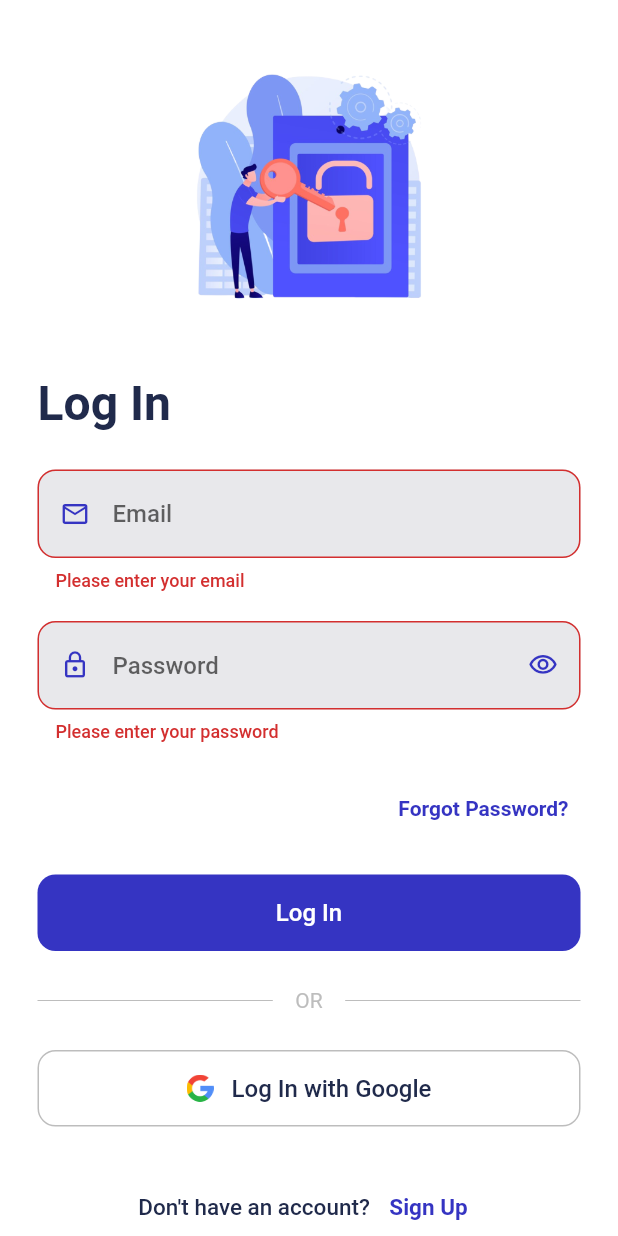
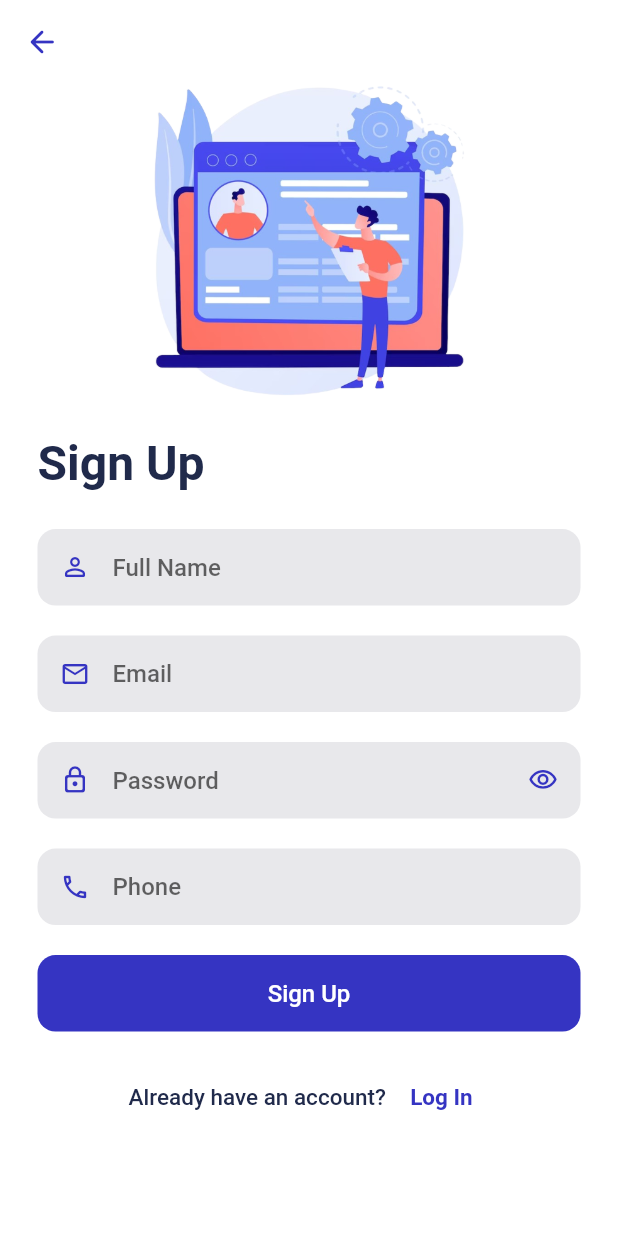
Before and after one commit to KhalidSaifullahFuad/notes_keeper, a Flutter app: the LoginScreen screen opened by its route, after a tap on "Log In", after a tap on "Sign Up", on a phone screen of 412 x 824 dp. Run offline on Flutter 3.47's test engine with Material 2 defaults, Android fonts, the phone set to English and light mode, and no system bars; our stand-ins replace device_preview.

Commit message:
style: design registration page and refactor login

```diff
--- a/lib/core/app_exports.dart
+++ b/lib/core/app_exports.dart
@@ -3,6 +3,9 @@ export '../theme/app_theme.dart';
 
 // Router
 export '../routes/app_routes.dart';
+
+// Validators
+export '../presentation/validators/form_validators.dart';
 
 // Widgets
 export '../presentation/widgets/primary_button.dart';
@@ -13,3 +16,4 @@ export '../presentation/widgets/link_text_button.dart';
 // Screens
 export '../presentation/screens/start_screen.dart';
 export '../presentation/screens/login_screen.dart';
+export '../presentation/screens/signup_screen.dart';
--- a/lib/presentation/screens/login_screen.dart
+++ b/lib/presentation/screens/login_screen.dart
@@ -27,7 +27,6 @@ class _LoginScreenState extends State<LoginScreen> {
       _clearErrors();
       return 'Please enter your email';
     }
-
     return null;
   }
 
@@ -62,11 +61,12 @@ class _LoginScreenState extends State<LoginScreen> {
                   child: Column(
                     crossAxisAlignment: CrossAxisAlignment.center,
                     children: [
+                      const SizedBox(height: 20),
                       Image.asset(
                         'assets/images/login.png',
-                        width: 200,
-                        height: 250,
+                        width: 210,
                       ),
+                      const SizedBox(height: 25),
                       Align(
                         alignment: Alignment.centerLeft,
                         child: Text(
@@ -100,7 +100,7 @@ class _LoginScreenState extends State<LoginScreen> {
                         errorText: _passwordError,
                         onChanged: (_) => _clearErrors(),
                       ),
-                      const SizedBox(height: 20),
+                      const SizedBox(height: 12),
                       Align(
                         alignment: Alignment.centerRight,
                         child: LinkTextButton(
@@ -109,7 +109,7 @@ class _LoginScreenState extends State<LoginScreen> {
                           onPressed: () {},
                         ),
                       ),
-                      const SizedBox(height: 20),
+                      const SizedBox(height: 12),
                       PrimaryButton(
                         buttonText: "Log In",
                         onPressed: () {
@@ -120,7 +120,12 @@ class _LoginScreenState extends State<LoginScreen> {
                         padding: const EdgeInsets.symmetric(vertical: 25.0),
                         child: Row(
                           children: [
-                            Expanded(child: Divider(color: secondaryColor)),
+                            Expanded(
+                              child: Divider(
+                                color: secondaryColor,
+                                thickness: 1,
+                              ),
+                            ),
                             Padding(
                               padding:
                                   const EdgeInsets.symmetric(horizontal: 15.0),
@@ -133,7 +138,10 @@ class _LoginScreenState extends State<LoginScreen> {
                               ),
                             ),
                             Expanded(
-                              child: Divider(color: secondaryColor),
+                              child: Divider(
+                                color: secondaryColor,
+                                thickness: 1,
+                              ),
                             ),
                           ],
                         ),
@@ -157,11 +165,12 @@ class _LoginScreenState extends State<LoginScreen> {
                           const SizedBox(width: 5),
                           LinkTextButton(
                             text: "Sign Up",
-                            onPressed: () {},
-                          )
+                            onPressed: () =>
+                                Navigator.of(context).pushNamed('/signup'),
+                          ),
+                          const SizedBox(height: 20),
                         ],
                       ),
-                      const SizedBox(height: 20),
                     ],
                   ),
                 ),
@@ -184,13 +193,7 @@ class _LoginScreenState extends State<LoginScreen> {
     // bool isUserLoggedIn = await _userViewModel.loginUser(email, password);
 
     // if (isUserLoggedIn) {
-    //   Navigator.of(context).pushReplacement(
-    //     MaterialPageRoute(
-    //       builder: (context) {
-    //         return NotesScreen();
-    //       },
-    //     ),
-    //   );
+    // Navigator.of(context).pushNamed('/signup');
     // } else {
     //   _showSnackBar('Invalid email or password', color: Colors.red);
     // }
--- /dev/null
+++ b/lib/presentation/screens/signup_screen.dart
@@ -0,0 +1,188 @@
+import 'package:flutter/material.dart';
+
+import 'package:notes_keeper/core/app_exports.dart';
+
+class SignupScreen extends StatefulWidget {
+  const SignupScreen({Key? key}) : super(key: key);
+
+  @override
+  SignupScreenState createState() => SignupScreenState();
+}
+
+class SignupScreenState extends State<SignupScreen> {
+  // final UserViewModel _userViewModel = UserViewModel();
+  final GlobalKey<FormState> _formKey = GlobalKey<FormState>();
+  final TextEditingController _nameController = TextEditingController();
+  final TextEditingController _emailController = TextEditingController();
+  final TextEditingController _passwordController = TextEditingController();
+  final TextEditingController _phoneController = TextEditingController();
+
+  String? _emailError;
+  String? _passwordError;
+
+  void _clearErrors() {
+    _emailError = null;
+    _passwordError = null;
+  }
+
+  @override
+  Widget build(BuildContext context) {
+    final ColorScheme colorScheme = Theme.of(context).colorScheme;
+
+    return Scaffold(
+      appBar: AppBar(
+        backgroundColor: Colors.transparent,
+        leading: GestureDetector(
+          onTap: () {
+            Navigator.of(context).pop();
+          },
+          child: Icon(
+            Icons.arrow_back_rounded,
+            color: colorScheme.primary,
+          ),
+        ),
+        elevation: 0,
+      ),
+      backgroundColor: colorScheme.background,
+      body: SafeArea(
+        child: ScrollConfiguration(
+          behavior: ScrollConfiguration.of(context).copyWith(
+            scrollbars: false,
+          ),
+          child: SingleChildScrollView(
+            child: Padding(
+              padding: const EdgeInsets.symmetric(
+                horizontal: 25,
+              ),
+              child: Form(
+                key: _formKey,
+                child: Column(
+                  crossAxisAlignment: CrossAxisAlignment.center,
+                  children: [
+                    Image.asset(
+                      'assets/images/signup.png',
+                      width: 210,
+                    ),
+                    const SizedBox(height: 25),
+                    Align(
+                      alignment: Alignment.centerLeft,
+                      child: Text(
+                        'Sign Up',
+                        style: TextStyle(
+                          color: colorScheme.onBackground,
+                          fontSize: 32.0,
+                          fontWeight: FontWeight.bold,
+                        ),
+                      ),
+                    ),
+                    const SizedBox(height: 25),
+                    TextInputField(
+                      controller: _nameController,
+                      validator: FormValidators.validateName,
+                      hintText: "Full Name",
+                      prefixIcon: Icons.person_outline_rounded,
+                      keyboardType: TextInputType.name,
+                    ),
+                    const SizedBox(height: 20),
+                    TextInputField(
+                      controller: _emailController,
+                      validator: FormValidators.validateEmail,
+                      hintText: "Email",
+                      prefixIcon: Icons.email_outlined,
+                      keyboardType: TextInputType.emailAddress,
+                    ),
+                    const SizedBox(height: 20),
+                    TextInputField(
+                      controller: _passwordController,
+                      validator: FormValidators.validatePassword,
+                      hintText: "Password",
+                      prefixIcon: Icons.lock_outline_rounded,
+                      keyboardType: TextInputType.visiblePassword,
+                      isPassword: true,
+                    ),
+                    const SizedBox(height: 20),
+                    TextInputField(
+                      controller: _phoneController,
+                      validator: FormValidators.validatePhone,
+                      hintText: "Phone",
+                      prefixIcon: Icons.phone_outlined,
+                      keyboardType: TextInputType.phone,
+                    ),
+                    const SizedBox(height: 20),
+                    PrimaryButton(
+                      buttonText: "Sign Up",
+                      onPressed: () {
+                        _registerUser();
+                        _getAllUsers();
+                      },
+                    ),
+                    const SizedBox(height: 20),
+                    Row(
+                      mainAxisAlignment: MainAxisAlignment.center,
+                      children: [
+                        Text(
+                          "Already have an account?",
+                          style: TextStyle(
+                            color: Theme.of(context).colorScheme.onBackground,
+                            fontWeight: FontWeight.w500,
+                            fontSize: 15.0,
+                          ),
+                        ),
+                        const SizedBox(width: 5),
+                        LinkTextButton(
+                          text: "Log In",
+                          onPressed: () =>
+                              Navigator.of(context).pushNamed('/notes'),
+                        )
+                      ],
+                    ),
+                    const SizedBox(height: 20),
+                  ],
+                ),
+              ),
+            ),
+          ),
+        ),
+      ),
+    );
+  }
+
+  void _getAllUsers() async {
+    // List<User> users = await DatabaseHelper.instance.getAllUsers();
+    // for (User user in users) {
+    //   print(user.name + ' ' + user.email + ' ' + user.password);
+    // }
+  }
+
+  void _registerUser() async {
+    String name = _nameController.text;
+    String email = _emailController.text;
+    String password = _passwordController.text;
+
+    if (_formKey.currentState!.validate()) {
+      // Perform sign-in here if validation succeeds
+    }
+
+    // int result = await _userViewModel.registerUser(name, email, password);
+    // if (result != -1) {
+    // Navigator.of(context).pushReplacement(
+    //   MaterialPageRoute(
+    //     builder: (context) {
+    //       return const NotesScreen();
+    //     },
+    //   ),
+    // );
+    // } else {
+    //   _showSnackBar('Email already exists!!', color: Colors.red);
+    // }
+  }
+
+  void _showSnackBar(String message, {Color color = Colors.black}) {
+    ScaffoldMessenger.of(context).showSnackBar(
+      SnackBar(
+        content: Text(message),
+        backgroundColor: color,
+      ),
+    );
+  }
+}
--- a/lib/presentation/widgets/link_text_button.dart
+++ b/lib/presentation/widgets/link_text_button.dart
@@ -5,11 +5,12 @@ class LinkTextButton extends StatelessWidget {
   final double fontSize;
   final void Function()? onPressed;
 
-  const LinkTextButton(
-      {super.key,
-      required this.text,
-      this.fontSize = 15.0,
-      required this.onPressed});
+  const LinkTextButton({
+    super.key,
+    required this.text,
+    required this.onPressed,
+    this.fontSize = 15.0,
+  });
 
   @override
   Widget build(BuildContext context) {
--- a/lib/presentation/widgets/text_input_field.dart
+++ b/lib/presentation/widgets/text_input_field.dart
@@ -25,14 +25,16 @@ class TextInputField extends StatefulWidget {
   });
 
   @override
-  _TextInputFieldState createState() => _TextInputFieldState();
+  TextInputFieldState createState() => TextInputFieldState();
 }
 
-class _TextInputFieldState extends State<TextInputField> {
+class TextInputFieldState extends State<TextInputField> {
   bool _isObscure = true;
 
   @override
   Widget build(BuildContext context) {
+    final ColorScheme colorScheme = Theme.of(context).colorScheme;
+
     return TextFormField(
       controller: widget.controller,
       validator: widget.validator,
@@ -46,12 +48,16 @@ class _TextInputFieldState extends State<TextInputField> {
       ),
       keyboardType: widget.keyboardType,
       obscureText: _isObscure && widget.isPassword,
-      cursorColor: Theme.of(context).colorScheme.primary,
+      cursorColor: colorScheme.primary,
       decoration: InputDecoration(
+        contentPadding: const EdgeInsets.symmetric(
+          vertical: 16.0,
+          horizontal: 20.0,
+        ),
         prefixIconConstraints: const BoxConstraints(minWidth: 50),
         prefixIcon: Icon(
           widget.prefixIcon,
-          color: Theme.of(context).colorScheme.primary,
+          color: colorScheme.primary,
           size: 20.0,
         ),
         suffixIconConstraints: const BoxConstraints(minWidth: 50),
@@ -66,23 +72,22 @@ class _TextInputFieldState extends State<TextInputField> {
                   _isObscure
                       ? Icons.visibility_outlined
                       : Icons.visibility_off_outlined,
-                  color: Theme.of(context).colorScheme.primary,
+                  color: colorScheme.primary,
                   size: 20.0,
                 ),
                 splashRadius: 30.0,
               )
             : null,
-        // labelText: widget.hintText,
         hintText: widget.hintText,
         errorText: widget.errorText,
         errorStyle: TextStyle(
-          color: Theme.of(context).colorScheme.error,
+          color: colorScheme.error,
           fontWeight: FontWeight.w500,
         ),
         focusedBorder: OutlineInputBorder(
           borderRadius: BorderRadius.circular(12.0),
           borderSide: BorderSide(
-            color: Theme.of(context).colorScheme.primary,
+            color: colorScheme.primary,
             width: 1.0,
           ),
         ),
@@ -96,20 +101,20 @@ class _TextInputFieldState extends State<TextInputField> {
         errorBorder: OutlineInputBorder(
           borderSide: BorderSide(
             width: 1.0,
-            color: Theme.of(context).colorScheme.error,
+            color: colorScheme.error,
           ),
           borderRadius: BorderRadius.circular(12.0),
         ),
         focusedErrorBorder: OutlineInputBorder(
           borderSide: BorderSide(
             width: 1.0,
-            color: Theme.of(context).colorScheme.error,
+            color: colorScheme.error,
           ),
           borderRadius: BorderRadius.circular(12.0),
         ),
         filled: true,
-        fillColor: Theme.of(context).colorScheme.surface,
-        hoverColor: Theme.of(context).colorScheme.surface,
+        fillColor: colorScheme.surface,
+        hoverColor: colorScheme.surface,
       ),
     );
   }
--- a/lib/theme/app_theme.dart
+++ b/lib/theme/app_theme.dart
@@ -6,11 +6,13 @@ ThemeData lightTheme = ThemeData(
   colorScheme: ColorScheme.light(
     background: Colors.white,
     primary: const Color(0xFF3534C2),
+    primaryContainer: Color.fromARGB(255, 199, 199, 255),
     surface: const Color(0xFFE8E8EB),
     secondary: Colors.grey.shade400,
     onBackground: const Color(0xFF202A4B),
     onPrimary: Colors.white,
     onSecondary: Colors.black,
+    onSurfaceVariant: const Color.fromARGB(255, 104, 104, 104),
     error: const Color(0xFFD32F2F), //Color(0xFFD8352A),
   ),
 );
@@ -20,7 +22,8 @@ ThemeData darkTheme = ThemeData(
   colorScheme: ColorScheme.dark(
     background: const Color(0xFF1E1E1E),
     primary: const Color(0xFF51519E),
-    surface: const Color(0xFF1A1A1A),
+    primaryContainer: Color.fromARGB(255, 162, 162, 233),
+    surface: Color.fromARGB(255, 22, 22, 22),
     secondary: Colors.grey.shade800,
     onPrimary: Colors.white,
     onSecondary: Colors.grey.shade50,
```
Also changed, not shown: lib/main.dart (+11 -1 lines), lib/presentation/validators/form_validators.dart (added, +44 -0 lines), lib/routes/app_routes.dart (+7 -0 lines), assets/images/login.png, assets/images/signup.png (added).
